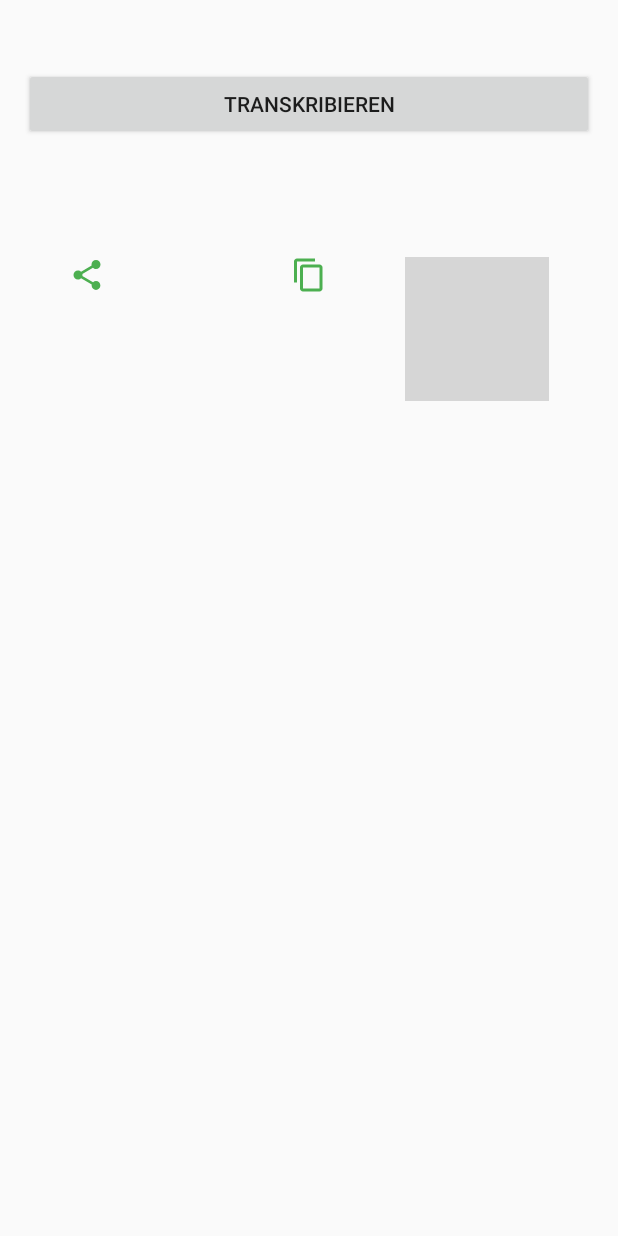
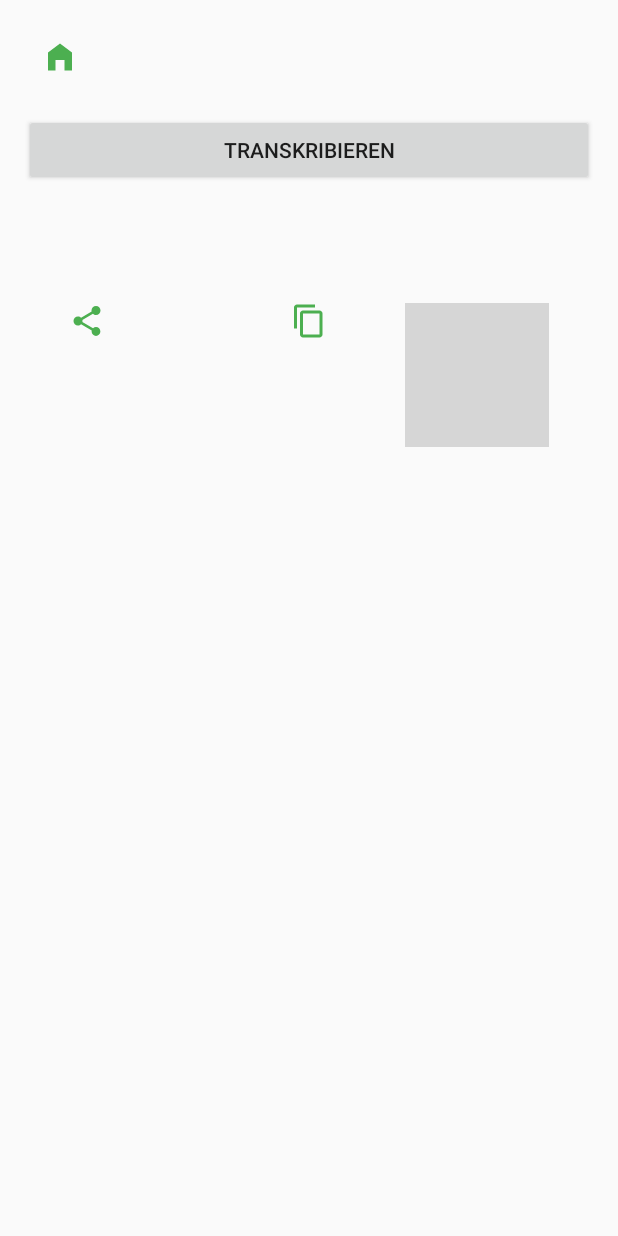
Before and after one commit to Haainz/textifyer, an Android app: the layout activity_target.xml on its own in the app's theme, with its tools: preview values and no code run, on a phone screen of 412 x 824 dp. Run offline under Robolectric (Android 15) with nearby library versions, the phone set to English and light mode, and no system bars; grey boxes are pictures that could not be loaded.

Commit message:
added home button + bug fix

```diff
--- a/app/src/main/res/layout/activity_target.xml
+++ b/app/src/main/res/layout/activity_target.xml
@@ -7,16 +7,31 @@
     android:orientation="vertical"
     android:padding="16dp">
 
-    <TextView
-        android:id="@+id/datatxt"
+    <RelativeLayout
         android:layout_width="match_parent"
-        android:layout_height="wrap_content" />
+        android:layout_height="wrap_content">
+
+        <ImageButton
+            android:id="@+id/homebtn"
+            android:layout_width="wrap_content"
+            android:layout_height="wrap_content"
+            android:backgroundTint="#00FFFFFF"
+            android:src="@drawable/icon_home"
+            app:tint="@color/green_500" />
+
+        <TextView
+            android:id="@+id/datatxt"
+            android:layout_width="match_parent"
+            android:layout_height="wrap_content"
+            android:layout_marginStart="8dp"
+            android:layout_toRightOf="@+id/homebtn" />
+    </RelativeLayout>
 
     <Button
         android:id="@+id/btnTranscribe"
         android:layout_width="match_parent"
         android:layout_height="wrap_content"
-        android:layout_marginTop="10dp"
+        android:layout_marginTop="16dp"
         android:text="@string/transcribe" />
 
     <ScrollView
@@ -73,21 +88,23 @@
             </RelativeLayout>
         </RelativeLayout>
     </ScrollView>
+
     <TextView
+        android:id="@+id/progressText"
         android:layout_width="match_parent"
         android:layout_height="wrap_content"
         android:layout_marginBottom="10dp"
-        android:id="@+id/progressText"
         android:text="Konvertiere..."
-        android:visibility="gone"/>
+        android:visibility="gone" />
+
     <ProgressBar
         android:id="@+id/progressBar"
         style="@android:style/Widget.ProgressBar.Horizontal"
-        android:progressTint="@color/yellow"
         android:layout_width="match_parent"
         android:layout_height="10dp"
         android:layout_marginBottom="16dp"
-        android:visibility="gone"
         android:max="100"
-        android:progress="0" />
+        android:progress="0"
+        android:progressTint="@color/yellow"
+        android:visibility="gone" />
 </LinearLayout>
```
Also changed, not shown: app/src/main/java/com/textifyer/TargetActivity.java (+42 -10 lines).
